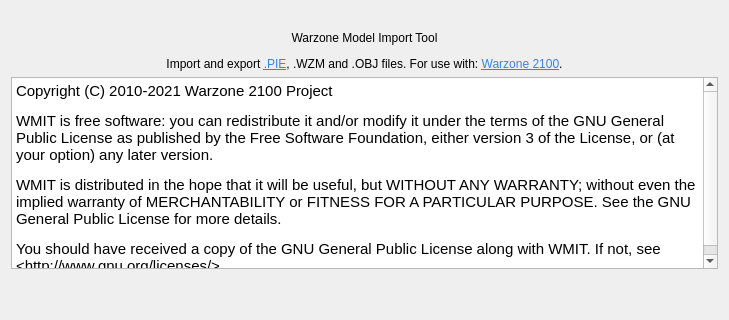
First picture: the form in src/ui/aboutdialog.ui, repository Warzone2100/WMIT, before the edit; both pictures show x 0 to 729 and y 0 to 320 of the 729 by 472 pixel window.
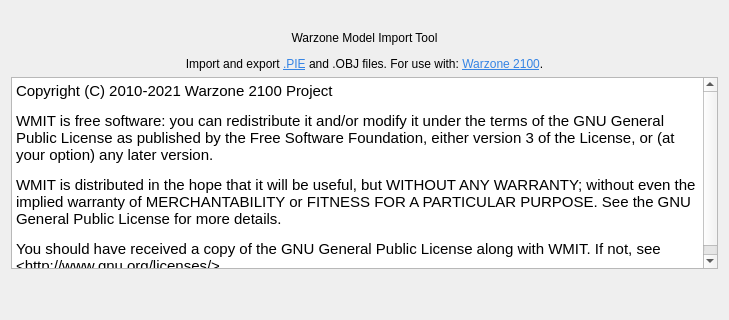
Second picture: the form after the edit.

Commit message: Remove WZM from About dialog.

What changed in the file:
```diff
--- a/src/ui/aboutdialog.ui
+++ b/src/ui/aboutdialog.ui
@@ -24,7 +24,7 @@
    <item>
     <widget class="QLabel" name="lblText">
      <property name="text">
-      <string>&lt;html&gt;&lt;head/&gt;&lt;body&gt;&lt;p align=&quot;center&quot;&gt;Warzone Model Import Tool&lt;/p&gt;&lt;p align=&quot;center&quot;&gt;Import and export &lt;a href=&quot;https://github.com/Warzone2100/warzone2100/blob/master/doc/PIE.md&quot;&gt;&lt;span style=&quot; text-decoration: underline; color:#3584e4;&quot;&gt;.PIE&lt;/span&gt;&lt;/a&gt;, .WZM and .OBJ files. For use with: &lt;a href=&quot;https://github.com/Warzone2100/warzone2100&quot;&gt;&lt;span style=&quot; text-decoration: underline; color:#3584e4;&quot;&gt;Warzone 2100&lt;/span&gt;&lt;/a&gt;.&lt;/p&gt;&lt;/body&gt;&lt;/html&gt;</string>
+      <string>&lt;html&gt;&lt;head/&gt;&lt;body&gt;&lt;p align=&quot;center&quot;&gt;Warzone Model Import Tool&lt;/p&gt;&lt;p align=&quot;center&quot;&gt;Import and export &lt;a href=&quot;https://github.com/Warzone2100/warzone2100/blob/master/doc/PIE.md&quot;&gt;&lt;span style=&quot; text-decoration: underline; color:#3584e4;&quot;&gt;.PIE&lt;/span&gt;&lt;/a&gt; and .OBJ files. For use with: &lt;a href=&quot;https://github.com/Warzone2100/warzone2100&quot;&gt;&lt;span style=&quot; text-decoration: underline; color:#3584e4;&quot;&gt;Warzone 2100&lt;/span&gt;&lt;/a&gt;.&lt;/p&gt;&lt;/body&gt;&lt;/html&gt;</string>
      </property>
      <property name="alignment">
       <set>Qt::AlignLeading|Qt::AlignLeft|Qt::AlignVCenter</set>
```
